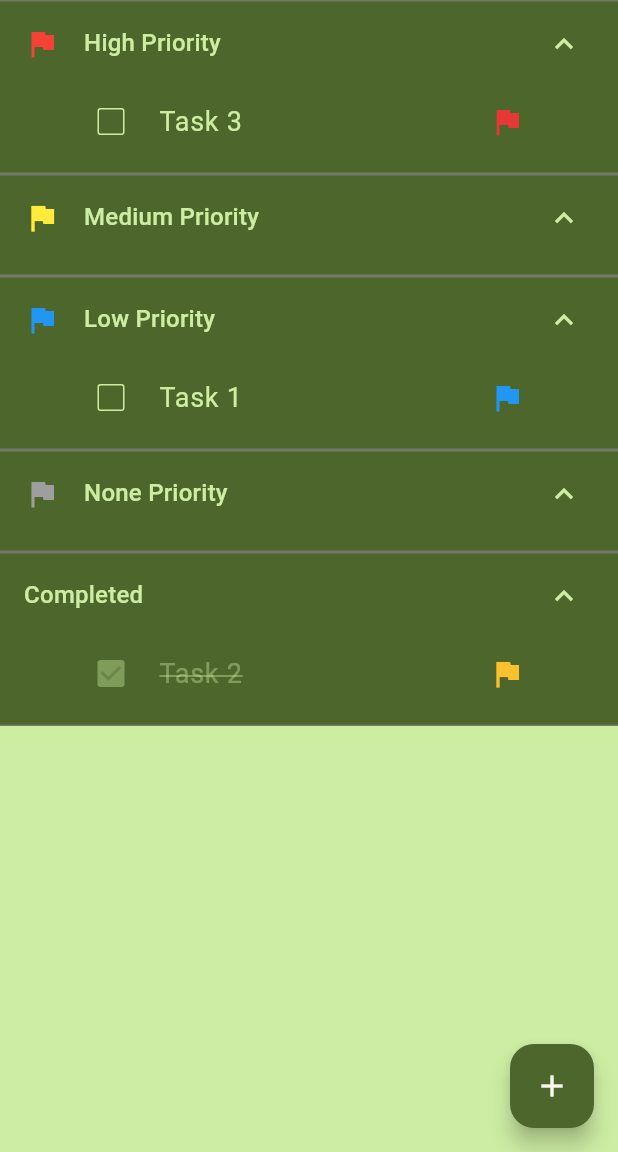
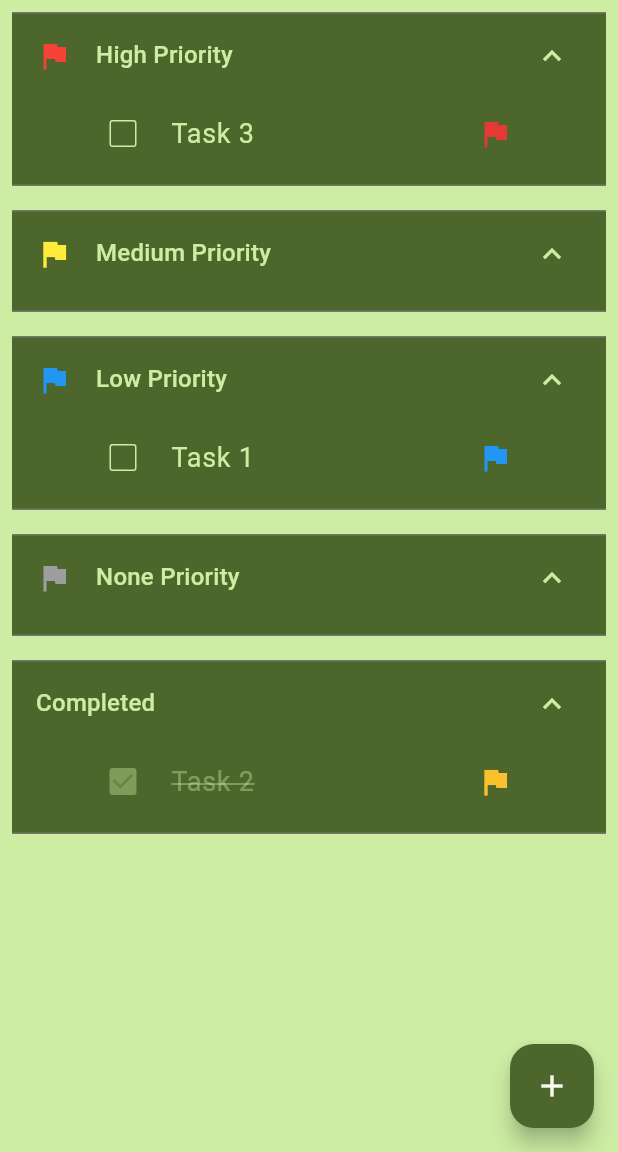
Before and after one commit to csarevalo/todo-list, a Flutter app: the screen it shows after launch, on a phone screen of 412 x 824 dp, the part 84-1236 px from its top. Run offline on Flutter 3.47's test engine with Material 3 defaults, Android fonts, the phone set to English and light mode, and no system bars; drawn by our look-alikes of flutter_slidable; our stand-ins replace google_fonts.

Commit message:
organized and seperated files

```diff
--- a/lib/src/screens/home_screen.dart
+++ b/lib/src/screens/home_screen.dart
@@ -4,11 +4,12 @@ import 'package:todo_list/src/screens/settings_view.dart';
 
 import '../providers/task_provider.dart';
 import '../widgets/dialogs/change_priority_dialog.dart';
+import '../widgets/section_expansion_tile.dart';
 import '../widgets/task_tile.dart';
 import '../widgets/dialogs/add_task_dialog.dart';
 
 class HomeScreen extends StatefulWidget {
-  HomeScreen({super.key});
+  const HomeScreen({super.key});
   static const routeName = '/';
 
   @override
@@ -124,27 +125,27 @@ class _HomeScreenState extends State<HomeScreen> {
       body: SingleChildScrollView(
         child: Column(
           children: [
-            ExpansionTileByCategory(
+            SectionExpansionTile(
               leading: const Icon(Icons.flag, color: Colors.red),
               titleText: "High Priority",
               children: getTaskTileWithPriority(strPriority: "High"),
             ),
-            ExpansionTileByCategory(
+            SectionExpansionTile(
               leading: const Icon(Icons.flag, color: Colors.yellow),
               titleText: "Medium Priority",
               children: getTaskTileWithPriority(strPriority: "Medium"),
             ),
-            ExpansionTileByCategory(
+            SectionExpansionTile(
               leading: const Icon(Icons.flag, color: Colors.blue),
               titleText: "Low Priority",
               children: getTaskTileWithPriority(strPriority: "Low"),
             ),
-            ExpansionTileByCategory(
+            SectionExpansionTile(
               leading: const Icon(Icons.flag, color: Colors.grey),
               titleText: "None Priority",
               children: getTaskTileWithPriority(strPriority: "None"),
             ),
-            ExpansionTileByCategory(
+            SectionExpansionTile(
               titleText: "Completed",
               children: getTaskTilesWithCompletion(completed: true),
             ),
@@ -158,41 +159,6 @@ class _HomeScreenState extends State<HomeScreen> {
         // onPressed: () => Navigator.of(context).pushNamed('/add-task'),
         child: const Icon(Icons.add),
       ),
-    );
-  }
-}
-
-class ExpansionTileByCategory extends StatelessWidget {
-  const ExpansionTileByCategory({
-    super.key,
-    required this.titleText,
-    required this.children,
-    this.leading,
-  });
-
-  final String titleText;
-  final List<Widget> children;
-  final Widget? leading;
-
-  @override
-  Widget build(BuildContext context) {
-    final themeColors = Theme.of(context).colorScheme;
-    final textTheme = Theme.of(context).textTheme;
-    return ExpansionTile(
-      leading: leading,
-      initiallyExpanded: true,
-      childrenPadding: const EdgeInsets.only(bottom: 10),
-      backgroundColor: themeColors.primary,
-      collapsedBackgroundColor: themeColors.primary,
-      iconColor: themeColors.primaryContainer,
-      collapsedIconColor: themeColors.primaryContainer,
-      title: Text(
-        titleText,
-        style: textTheme.titleMedium!.copyWith(
-          color: themeColors.primaryContainer,
-        ),
-      ),
-      children: children,
     );
   }
 }
--- a/lib/src/widgets/dialogs/add_task_dialog.dart
+++ b/lib/src/widgets/dialogs/add_task_dialog.dart
@@ -94,23 +94,24 @@ class _AddTaskDialogState extends State<AddTaskDialog> {
           mainAxisSize: MainAxisSize.min,
           mainAxisAlignment: MainAxisAlignment.start,
           children: [
-            (_newDueDate == null)
-                ? IconButton(
+            if (_newDueDate == null) ...[
+              IconButton(
                 onPressed: _showDatePicker,
                 icon: Icon(
                   Icons.event_busy,
                   color: themeColors.onPrimaryContainer,
                 ),
-                  )
-                : TextButton.icon(
+              ),
+            ] else ...[
+              TextButton.icon(
                 onPressed: _showDatePicker,
-                    label: Text(
-                        DateFormat.yMMMd().format(_newDueDate!).toString()),
+                label: Text(DateFormat.yMMMd().format(_newDueDate!).toString()),
                 icon: Icon(
                   Icons.date_range_rounded,
                   color: themeColors.onPrimaryContainer,
                 ),
               ),
+            ],
             DropdownButton(
               value: _dropdownPriorityValue,
               iconSize: 0,
--- /dev/null
+++ b/lib/src/widgets/section_expansion_tile.dart
@@ -0,0 +1,39 @@
+import 'package:flutter/material.dart';
+
+class SectionExpansionTile extends StatelessWidget {
+  const SectionExpansionTile({
+    super.key,
+    required this.titleText,
+    required this.children,
+    this.leading,
+  });
+
+  final String titleText;
+  final List<Widget> children;
+  final Widget? leading;
+
+  @override
+  Widget build(BuildContext context) {
+    final themeColors = Theme.of(context).colorScheme;
+    final textTheme = Theme.of(context).textTheme;
+    return Padding(
+      padding: const EdgeInsets.all(8.0),
+      child: ExpansionTile(
+        leading: leading,
+        initiallyExpanded: true,
+        childrenPadding: const EdgeInsets.only(bottom: 10),
+        backgroundColor: themeColors.primary,
+        collapsedBackgroundColor: themeColors.primary,
+        iconColor: themeColors.primaryContainer,
+        collapsedIconColor: themeColors.primaryContainer,
+        title: Text(
+          titleText,
+          style: textTheme.titleMedium!.copyWith(
+            color: themeColors.primaryContainer,
+          ),
+        ),
+        children: children,
+      ),
+    );
+  }
+}
--- a/lib/src/widgets/task_tile.dart
+++ b/lib/src/widgets/task_tile.dart
@@ -84,14 +84,14 @@ class TaskTile extends StatelessWidget {
                     ),
                     softWrap: false,
                   ),
-                  (dueDate == null)
-                      ? const SizedBox.shrink()
-                      : Text(
-                          DateFormat.yMMMd().format(dueDate!).toString(),
-                          style: textTheme.bodySmall!.copyWith(
-                            color: themeColors.onPrimary,
-                          ),
-                        ),
+                  if (dueDate != null) ...[
+                    Text(
+                      DateFormat.yMMMd().format(dueDate!).toString(),
+                      style: textTheme.bodySmall!.copyWith(
+                        color: themeColors.onPrimary,
+                      ),
+                    ),
+                  ]
                 ],
               ),
             ),
```
Lines whose indentation alone changed are shown as unchanged.
